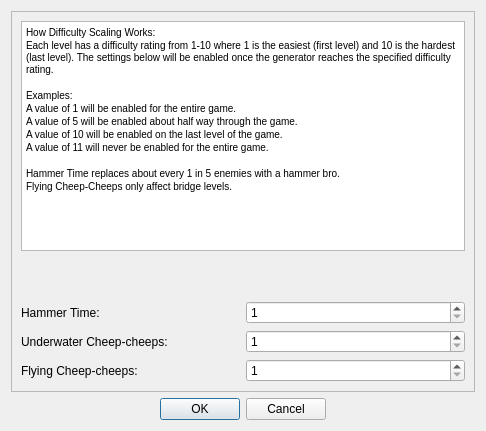
The window that SMB1/SMB1_Compliance_To_SMB1/Configure_Difficulty_Form.ui (Coolcord/Level-Headed) describes before a commit, drawn with Qt 5.
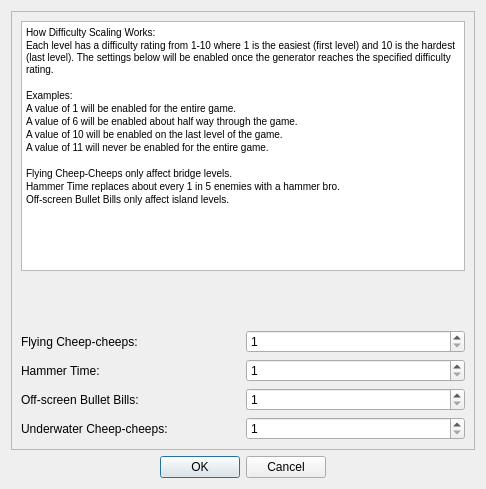
The same window after the commit.

Commit message: Added Bullet Bill spawners to late island levels

What changed in the file:
```diff
--- a/SMB1/SMB1_Compliance_To_SMB1/Configure_Difficulty_Form.ui
+++ b/SMB1/SMB1_Compliance_To_SMB1/Configure_Difficulty_Form.ui
@@ -7,7 +7,7 @@
     <x>0</x>
     <y>0</y>
     <width>486</width>
-    <height>431</height>
+    <height>489</height>
    </rect>
   </property>
   <property name="windowTitle">
@@ -25,7 +25,7 @@
         <x>0</x>
         <y>0</y>
         <width>462</width>
-        <height>375</height>
+        <height>433</height>
        </rect>
       </property>
       <layout class="QVBoxLayout" name="verticalLayout_3">
@@ -36,7 +36,7 @@
            <property name="minimumSize">
             <size>
              <width>0</width>
-             <height>230</height>
+             <height>250</height>
             </size>
            </property>
            <property name="html">
@@ -49,12 +49,13 @@
 &lt;p style=&quot;-qt-paragraph-type:empty; margin-top:0px; margin-bottom:0px; margin-left:0px; margin-right:0px; -qt-block-indent:0; text-indent:0px;&quot;&gt;&lt;br /&gt;&lt;/p&gt;
 &lt;p style=&quot; margin-top:0px; margin-bottom:0px; margin-left:0px; margin-right:0px; -qt-block-indent:0; text-indent:0px;&quot;&gt;Examples:&lt;/p&gt;
 &lt;p style=&quot; margin-top:0px; margin-bottom:0px; margin-left:0px; margin-right:0px; -qt-block-indent:0; text-indent:0px;&quot;&gt;A value of 1 will be enabled for the entire game.&lt;/p&gt;
-&lt;p style=&quot; margin-top:0px; margin-bottom:0px; margin-left:0px; margin-right:0px; -qt-block-indent:0; text-indent:0px;&quot;&gt;A value of 5 will be enabled about half way through the game.&lt;/p&gt;
+&lt;p style=&quot; margin-top:0px; margin-bottom:0px; margin-left:0px; margin-right:0px; -qt-block-indent:0; text-indent:0px;&quot;&gt;A value of 6 will be enabled about half way through the game.&lt;/p&gt;
 &lt;p style=&quot; margin-top:0px; margin-bottom:0px; margin-left:0px; margin-right:0px; -qt-block-indent:0; text-indent:0px;&quot;&gt;A value of 10 will be enabled on the last level of the game.&lt;/p&gt;
 &lt;p style=&quot; margin-top:0px; margin-bottom:0px; margin-left:0px; margin-right:0px; -qt-block-indent:0; text-indent:0px;&quot;&gt;A value of 11 will never be enabled for the entire game.&lt;/p&gt;
 &lt;p style=&quot;-qt-paragraph-type:empty; margin-top:0px; margin-bottom:0px; margin-left:0px; margin-right:0px; -qt-block-indent:0; text-indent:0px;&quot;&gt;&lt;br /&gt;&lt;/p&gt;
+&lt;p style=&quot; margin-top:0px; margin-bottom:0px; margin-left:0px; margin-right:0px; -qt-block-indent:0; text-indent:0px;&quot;&gt;Flying Cheep-Cheeps only affect bridge levels.&lt;/p&gt;
 &lt;p style=&quot; margin-top:0px; margin-bottom:0px; margin-left:0px; margin-right:0px; -qt-block-indent:0; text-indent:0px;&quot;&gt;Hammer Time replaces about every 1 in 5 enemies with a hammer bro.&lt;/p&gt;
-&lt;p style=&quot; margin-top:0px; margin-bottom:0px; margin-left:0px; margin-right:0px; -qt-block-indent:0; text-indent:0px;&quot;&gt;Flying Cheep-Cheeps only affect bridge levels.&lt;/p&gt;&lt;/body&gt;&lt;/html&gt;</string>
+&lt;p style=&quot; margin-top:0px; margin-bottom:0px; margin-left:0px; margin-right:0px; -qt-block-indent:0; text-indent:0px;&quot;&gt;Off-screen Bullet Bills only affect island levels.&lt;/p&gt;&lt;/body&gt;&lt;/html&gt;</string>
            </property>
           </widget>
          </item>
@@ -73,6 +74,27 @@
          </property>
         </spacer>
        </item>
+       <item>
+        <layout class="QHBoxLayout" name="layoutFlyingCheepCheeps">
+         <item>
+          <widget class="QLabel" name="lblFlyingCheepCheeps">
+           <property name="text">
+            <string>Flying Cheep-cheeps:</string>
+           </property>
+          </widget>
+         </item>
+         <item>
+          <widget class="QSpinBox" name="sbFlyingCheepCheeps">
+           <property name="minimum">
+            <number>1</number>
+           </property>
+           <property name="maximum">
+            <number>11</number>
+           </property>
+          </widget>
+         </item>
+        </layout>
+       </item>
        <item>
         <layout class="QHBoxLayout" name="layoutHammerTime">
          <item>
@@ -94,6 +116,27 @@
          </item>
         </layout>
        </item>
+       <item>
+        <layout class="QHBoxLayout" name="layoutOffscreenBulletBills">
+         <item>
+          <widget class="QLabel" name="lblOffscreenBulletBills">
+           <property name="text">
+            <string>Off-screen Bullet Bills:</string>
+           </property>
+          </widget>
+         </item>
+         <item>
+          <widget class="QSpinBox" name="sbOffscreenBulletBills">
+           <property name="minimum">
+            <number>1</number>
+           </property>
+           <property name="maximum">
+            <number>11</number>
+           </property>
+          </widget>
+         </item>
+        </layout>
+       </item>
        <item>
         <layout class="QHBoxLayout" name="layoutUnderwaterCheepCheeps">
          <item>
@@ -115,27 +158,6 @@
          </item>
         </layout>
        </item>
-       <item>
-        <layout class="QHBoxLayout" name="layoutFlyingCheepCheeps">
-         <item>
-          <widget class="QLabel" name="lblFlyingCheepCheeps">
-           <property name="text">
-            <string>Flying Cheep-cheeps:</string>
-           </property>
-          </widget>
-         </item>
-         <item>
-          <widget class="QSpinBox" name="sbFlyingCheepCheeps">
-           <property name="minimum">
-            <number>1</number>
-           </property>
-           <property name="maximum">
-            <number>11</number>
-           </property>
-          </widget>
-         </item>
-        </layout>
-       </item>
       </layout>
      </widget>
     </widget>
```
The commit also changes 10 other files.
